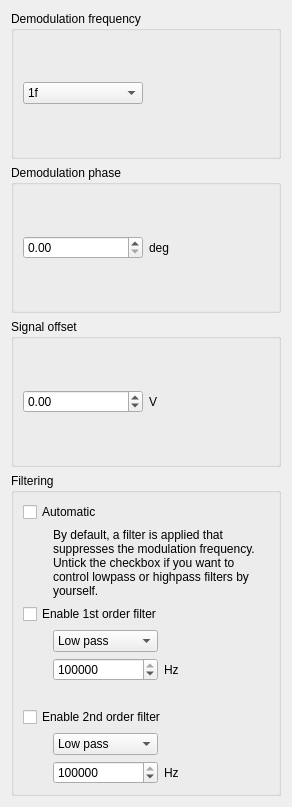
Old version of the form linien/client/ui/spectroscopy_panel.ui in the repository linien-org/linien.
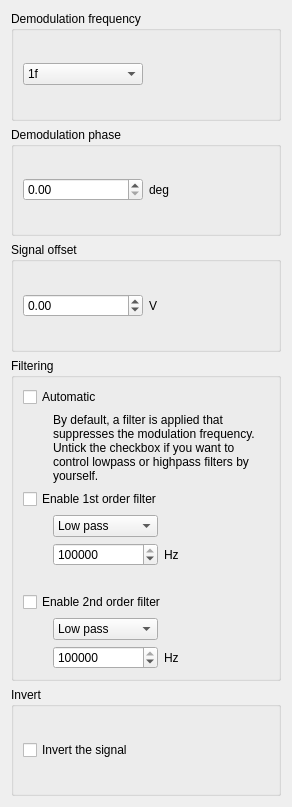
New version of the form.

Commit message: allow to invert a signal

```diff
--- a/linien/client/ui/spectroscopy_panel.ui
+++ b/linien/client/ui/spectroscopy_panel.ui
@@ -361,6 +361,22 @@
      </layout>
     </widget>
    </item>
+   <item>
+    <widget class="QGroupBox" name="groupBox">
+     <property name="title">
+      <string>Invert</string>
+     </property>
+     <layout class="QVBoxLayout" name="verticalLayout_4">
+      <item>
+       <widget class="QCheckBox" name="invert">
+        <property name="text">
+         <string>Invert the signal</string>
+        </property>
+       </widget>
+      </item>
+     </layout>
+    </widget>
+   </item>
   </layout>
  </widget>
  <resources/>
```
The commit also changes 6 other files.
